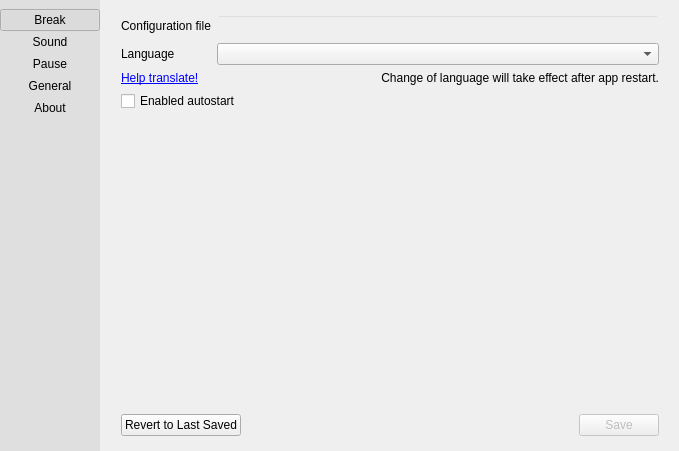
Before: the Qt Designer form src/gui/pref-window.ui in AllanChain/sane-break, drawn with Qt 5.
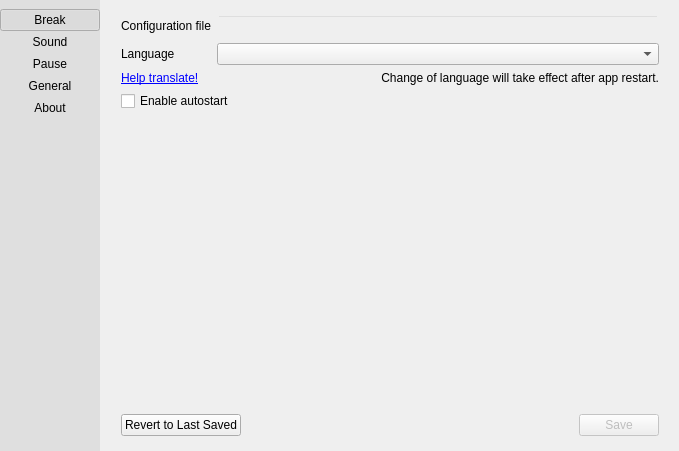
After: the same form once the commit is applied. The open tabs and pages were chosen to show the change. Icons and pictures are not drawn. Custom widgets are drawn as their Qt base class.

Commit message: fix UI text tense

The edit to the form file:
```diff
--- a/src/gui/pref-window.ui
+++ b/src/gui/pref-window.ui
@@ -887,7 +887,7 @@
          <item>
           <widget class="QCheckBox" name="autoStart">
            <property name="text">
-            <string>Enabled autostart</string>
+            <string>Enable autostart</string>
            </property>
           </widget>
          </item>
```
The commit also changes 2 other files.
